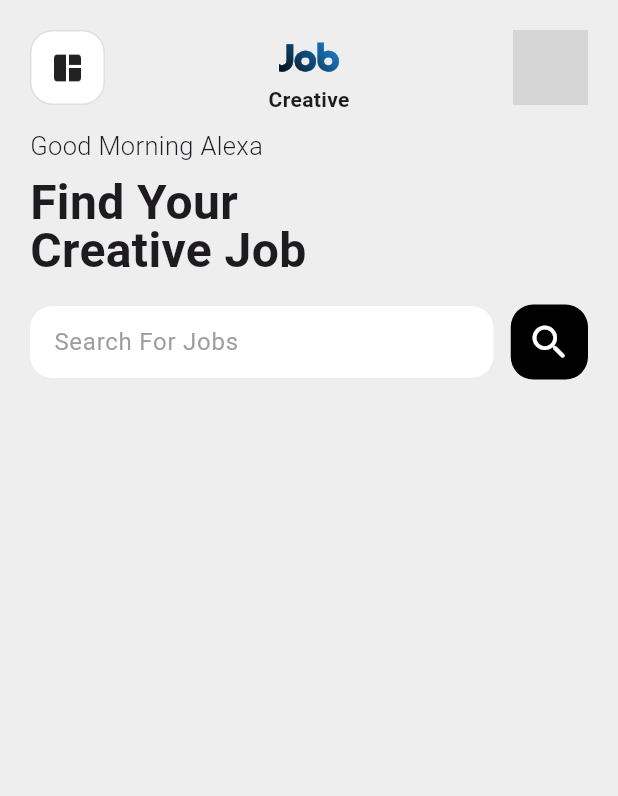
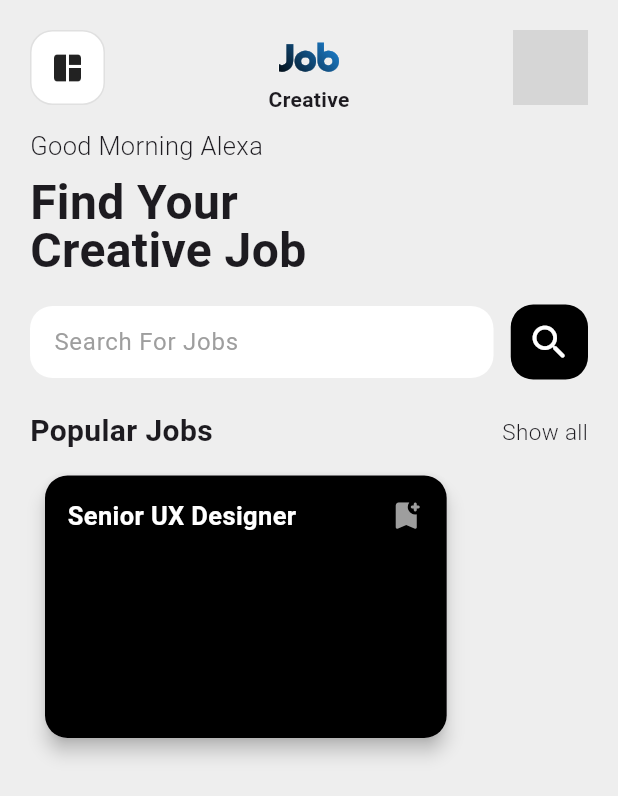
Before and after one commit to ShaleelSandeepa/Creative-Job-App-UI, a Flutter app: the screen it shows after launch, on a phone screen of 412 x 824 dp. Shown: the top 796 px of the screen. Run offline on Flutter 3.47's test engine with Material 3 defaults, Android fonts, the phone set to English and light mode, and no system bars; our stand-ins replace google_fonts; network calls fail; Roboto replaces fonts that are missing (Ubuntu); grey boxes are pictures that could not be loaded.

```diff
--- a/lib/screens/home_screen/home_screen.dart
+++ b/lib/screens/home_screen/home_screen.dart
@@ -1,4 +1,5 @@
 import 'package:flutter/material.dart';
+import 'package:google_fonts/google_fonts.dart';
 import 'package:job_app_ui/screens/home_screen/widgets/app_bar.dart';
 
 class HomeScreen extends StatefulWidget {
@@ -34,9 +35,9 @@ class _HomeScreenState extends State<HomeScreen> {
               const SizedBox(
                 height: 10,
               ),
-              const Text(
+              Text(
                 "Find Your\nCreative Job",
-                style: TextStyle(
+                style: GoogleFonts.ubuntu(
                   fontSize: 32,
                   fontWeight: FontWeight.bold,
                   height: 1,
@@ -75,7 +76,89 @@ class _HomeScreenState extends State<HomeScreen> {
                     ),
                   )
                 ],
-              )
+              ),
+              const SizedBox(
+                height: 20,
+              ),
+              const Row(
+                mainAxisAlignment: MainAxisAlignment.spaceBetween,
+                children: [
+                  Text(
+                    "Popular Jobs",
+                    style: TextStyle(
+                      fontWeight: FontWeight.bold,
+                      fontSize: 20,
+                    ),
+                  ),
+                  Text(
+                    "Show all",
+                    style: TextStyle(
+                      fontWeight: FontWeight.w300,
+                      fontSize: 15,
+                    ),
+                  ),
+                ],
+              ),
+              const SizedBox(
+                height: 5,
+              ),
+              SingleChildScrollView(
+                physics: const BouncingScrollPhysics(),
+                scrollDirection: Axis.horizontal,
+                child: Row(
+                  children: [
+                    Padding(
+                      padding: const EdgeInsets.all(10.0),
+                      child: Material(
+                        elevation: 5,
+                        borderRadius: BorderRadius.circular(15),
+                        child: Container(
+                          width: size.width * 0.65,
+                          height: 175,
+                          padding: const EdgeInsets.all(15),
+                          decoration: BoxDecoration(
+                            color: Colors.black,
+                            borderRadius: BorderRadius.circular(15),
+                            // boxShadow: [
+                            //   BoxShadow(
+                            //     color: Colors.black
+                            //         .withOpacity(0.2), // Set the shadow color
+                            //     spreadRadius:
+                            //         1, // Set the spread radius of the shadow
+                            //     blurRadius:
+                            //         5, // Set the blur radius of the shadow
+                            //     offset: const Offset(
+                            //         4, 4), // Set the offset of the shadow
+                            //   ),
+                            // ],
+                          ),
+                          child: Column(
+                            children: [
+                              Row(
+                                children: [
+                                  Text(
+                                    "Senior UX Designer",
+                                    style: GoogleFonts.ubuntu(
+                                      color: Colors.white,
+                                      fontWeight: FontWeight.bold,
+                                      fontSize: 17,
+                                    ),
+                                  ),
+                                  const Spacer(),
+                                  const Icon(
+                                    Icons.bookmark_add_rounded,
+                                    color: Colors.grey,
+                                  )
+                                ],
+                              ),
+                            ],
+                          ),
+                        ),
+                      ),
+                    ),
+                  ],
+                ),
+              ),
             ],
           ),
         ),
```
Also changed, not shown: lib/models/job_model.dart (added, +25 -0 lines), lib/services/get_data.dart (added, +57 -0 lines).
